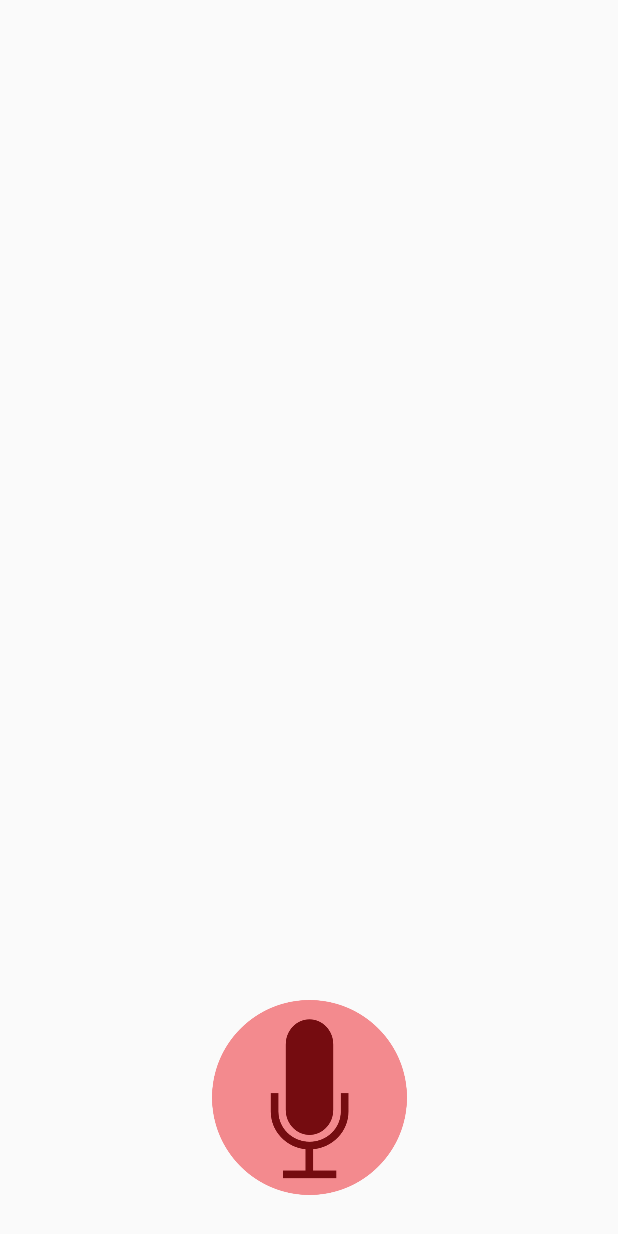
After one commit to dvmazur/Muzzma, an Android app: the layout activity_record.xml on its own in the app's theme, with its tools: preview values and no code run, on a phone screen of 412 x 824 dp. The commit adds this screen. Run offline under Robolectric (Android 15) with nearby library versions, the phone set to English and light mode, and no system bars.

Commit message:
Permissions fixed, audio recorder

```diff
--- a/Mr.Muzzma/app/src/main/AndroidManifest.xml
+++ b/Mr.Muzzma/app/src/main/AndroidManifest.xml
@@ -16,6 +16,12 @@
                 <category android:name="android.intent.category.LAUNCHER" />
             </intent-filter>
         </activity>
+        <activity android:name=".Processing"></activity>
+        <activity android:name=".record"></activity>
     </application>
 
+    <uses-permission android:name="android.permission.RECORD_AUDIO" />
+    <uses-permission android:name="android.permission.WRITE_EXTERNAL_STORAGE"/>
+    <uses-permission android:name="android.permission.READ_EXTERNAL_STORAGE"/>
+
 </manifest>
--- a/Mr.Muzzma/app/src/main/res/layout/activity_main.xml
+++ b/Mr.Muzzma/app/src/main/res/layout/activity_main.xml
@@ -39,7 +39,8 @@
             android:layout_width="wrap_content"
             android:layout_height="100dp"
             android:text="KIZARU"
-            android:background="@drawable/button"/>
+            android:background="@drawable/button"
+            android:onClick="onClick"/>
 
         <TextView
             android:layout_width="wrap_content"
--- /dev/null
+++ b/Mr.Muzzma/app/src/main/res/layout/activity_record.xml
@@ -0,0 +1,33 @@
+<?xml version="1.0" encoding="utf-8"?>
+<android.support.constraint.ConstraintLayout xmlns:android="http://schemas.android.com/apk/res/android"
+    xmlns:app="http://schemas.android.com/apk/res-auto"
+    xmlns:tools="http://schemas.android.com/tools"
+    android:layout_width="match_parent"
+    android:layout_height="match_parent"
+    tools:context="com.example.ivan.mrmuzzma.record">
+
+
+    <LinearLayout
+        android:id="@+id/chat"
+        android:layout_width="0dp"
+        android:layout_height="399dp"
+        android:orientation="vertical"
+        app:layout_constraintLeft_toLeftOf="parent"
+        app:layout_constraintTop_toTopOf="parent">
+
+
+    </LinearLayout>
+
+    <Button
+        android:id="@+id/start_record"
+        android:layout_width="130dp"
+        android:layout_height="130dp"
+        android:background="@drawable/mic"
+        app:layout_constraintLeft_toLeftOf="parent"
+        app:layout_constraintRight_toRightOf="parent"
+        app:layout_constraintBottom_toBottomOf="parent"
+        android:layout_marginBottom="27dp"
+        android:onClick="record"/>
+
+
+</android.support.constraint.ConstraintLayout>
```
Also changed, not shown: Mr.Muzzma/app/src/main/java/com/example/ivan/mrmuzzma/MainActivity.java (+119 -2 lines), Mr.Muzzma/app/src/main/java/com/example/ivan/mrmuzzma/Processing.java (+10 -0 lines), Mr.Muzzma/app/src/main/java/com/example/ivan/mrmuzzma/record.java (added, +97 -0 lines), Mr.Muzzma/app/src/main/res/anim/rotate.xml (added, +14 -0 lines), Mr.Muzzma/app/src/main/res/layout/activity_processing.xml (+20 -0 lines), Mr.Muzzma/app/src/main/res/drawable/cocaine.png (added), Mr.Muzzma/app/src/main/res/drawable/king.png (added), Mr.Muzzma/app/src/main/res/drawable/mic.png (added).
